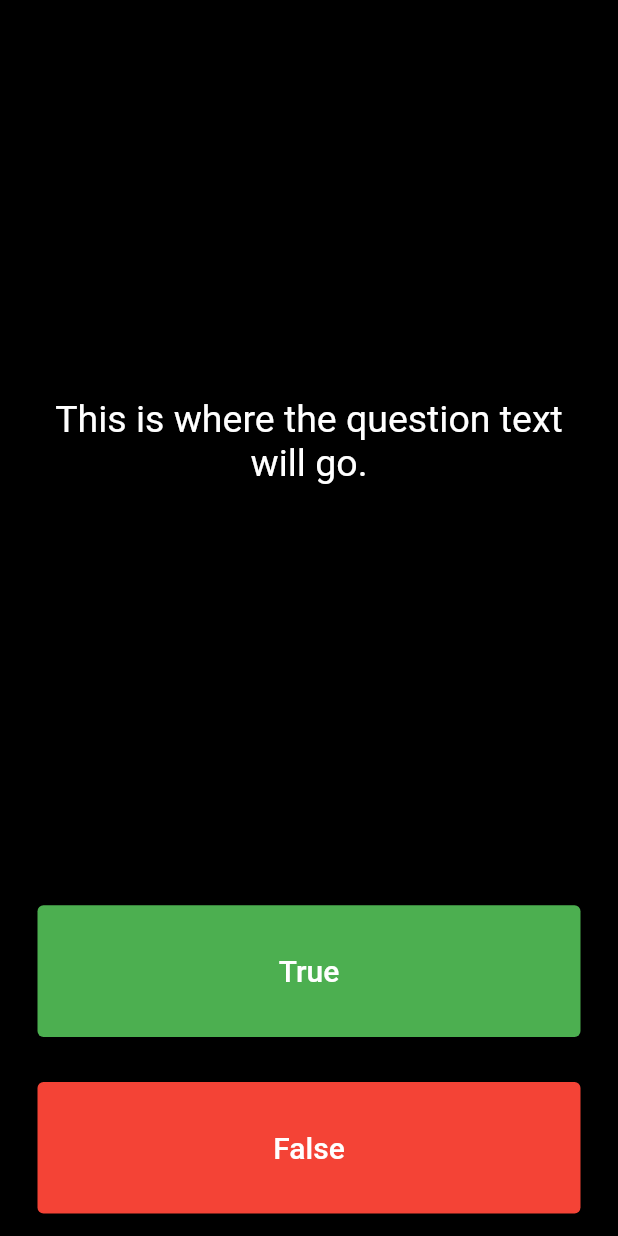
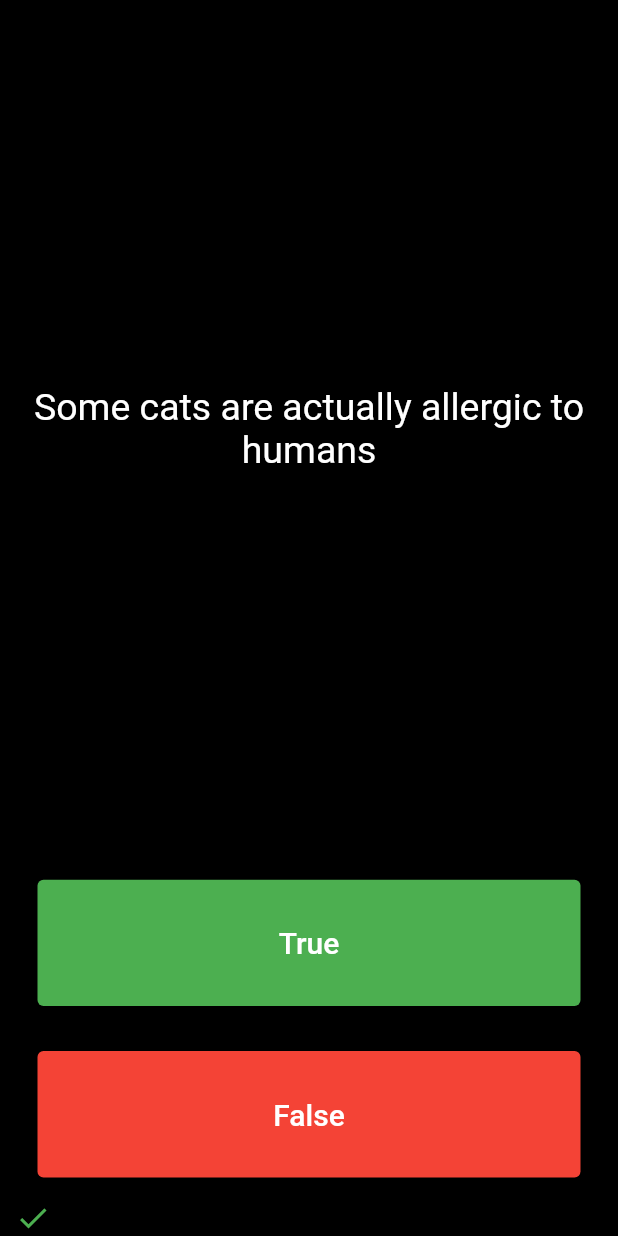
Before and after one commit to sauravkalia/quiz_app, a Flutter app: the screen it shows after launch, after a tap on "True", on a phone screen of 412 x 824 dp. Run offline on Flutter 3.47's test engine with Material 2 defaults, Android fonts, the phone set to English and light mode, and no system bars.

Commit message:
question added

```diff
--- a/lib/main.dart
+++ b/lib/main.dart
@@ -1,4 +1,7 @@
 import 'package:flutter/material.dart';
+import 'quiz_brain.dart';
+
+QuizBrain quizBrain = QuizBrain();
 
 void main() {
   runApp(MyApp());
@@ -29,19 +32,66 @@ class QuizPage extends StatefulWidget {
 class _QuizPageState extends State<QuizPage> {
   List<Icon> scoreKeeper = [];
 
+  void checkAnwser(bool userPickerAnwser) {
+    bool correctAnwser = quizBrain.getCorrectAnwser();
+
+    setState(() {
+      if (quizBrain.isFinished() == true) {
+        AlertDialog(
+          title: Text('Alert'),
+          content: SingleChildScrollView(
+            child: ListBody(
+              children: const <Widget>[
+                Text('This is a demo alert dialog.'),
+                Text('Would you like to approve of this message?'),
+              ],
+            ),
+          ),
+          actions: <Widget>[
+            TextButton(
+              child: const Text('Approve'),
+              onPressed: () {
+                Navigator.of(context).pop();
+              },
+            ),
+          ],
+        );
+
+        quizBrain.reset();
+        scoreKeeper = [];
+      } else {
+        if (userPickerAnwser == correctAnwser) {
+          scoreKeeper.add(
+            const Icon(
+              Icons.check,
+              color: Colors.green,
+            ),
+          );
+        } else {
+          scoreKeeper.add(
+            const Icon(
+              Icons.cancel,
+              color: Colors.red,
+            ),
+          );
+        }
+      }
+    });
+  }
+
   @override
   Widget build(BuildContext context) {
     return Column(
       mainAxisAlignment: MainAxisAlignment.spaceBetween,
       crossAxisAlignment: CrossAxisAlignment.stretch,
       children: <Widget>[
-        const Expanded(
+        Expanded(
           flex: 5,
           child: Padding(
             padding: EdgeInsets.all(10.0),
             child: Center(
               child: Text(
-                'This is where the question text will go.',
+                quizBrain.getQuestionText(),
                 textAlign: TextAlign.center,
                 style: TextStyle(
                   fontSize: 25.0,
@@ -64,6 +114,7 @@ class _QuizPageState extends State<QuizPage> {
                 ),
               ),
               onPressed: () {
+                checkAnwser(true);
                 //The user picked true.
               },
             ),
@@ -82,6 +133,7 @@ class _QuizPageState extends State<QuizPage> {
                 ),
               ),
               onPressed: () {
+                checkAnwser(false);
                 //The user picked false.
               },
             ),
--- /dev/null
+++ b/lib/question.dart
@@ -0,0 +1,6 @@
+class Question {
+  String questionText;
+  bool questionAnwser;
+
+  Question(this.questionText, this.questionAnwser);
+}
--- /dev/null
+++ b/lib/quiz_brain.dart
@@ -0,0 +1,59 @@
+import 'question.dart';
+
+class QuizBrain {
+  int _questionNumber = 0;
+
+  List<Question> _questionBank = [
+    Question('Some cats are actually allergic to humans', true),
+    Question('You can lead a cow down stairs but not up stairs.', false),
+    Question('Approximately one quarter of human bones are in the feet.', true),
+    Question('A slug\'s blood is green.', true),
+    Question('Buzz Aldrin\'s mother\'s maiden name was \"Moon\".', true),
+    Question('It is illegal to pee in the Ocean in Portugal.', true),
+    Question(
+        'No piece of square dry paper can be folded in half more than 7 times.',
+        false),
+    Question(
+        'In London, UK, if you happen to die in the House of Parliament, you are technically entitled to a state funeral, because the building is considered too sacred a place.',
+        true),
+    Question(
+        'The loudest sound produced by any animal is 188 decibels. That animal is the African Elephant.',
+        false),
+    Question(
+        'The total surface area of two human lungs is approximately 70 square metres.',
+        true),
+    Question('Google was originally called \"Backrub\".', true),
+    Question(
+        'Chocolate affects a dog\'s heart and nervous system; a few ounces are enough to kill a small dog.',
+        true),
+    Question(
+        'In West Virginia, USA, if you accidentally hit an animal with your car, you are free to take it home to eat.',
+        true),
+  ];
+
+  bool getCorrectAnwser() {
+    return _questionBank[_questionNumber].questionAnwser;
+  }
+
+  bool isFinished() {
+    if (_questionNumber >= _questionBank.length - 1) {
+      return true;
+    } else {
+      return false;
+    }
+  }
+
+  String getQuestionText() {
+    return _questionBank[_questionNumber].questionText;
+  }
+
+  void reset() {
+    _questionNumber = 0;
+  }
+
+  void nextQuestions() {
+    if (_questionNumber < _questionBank.length - 1) {
+      _questionNumber++;
+    }
+  }
+}
```
